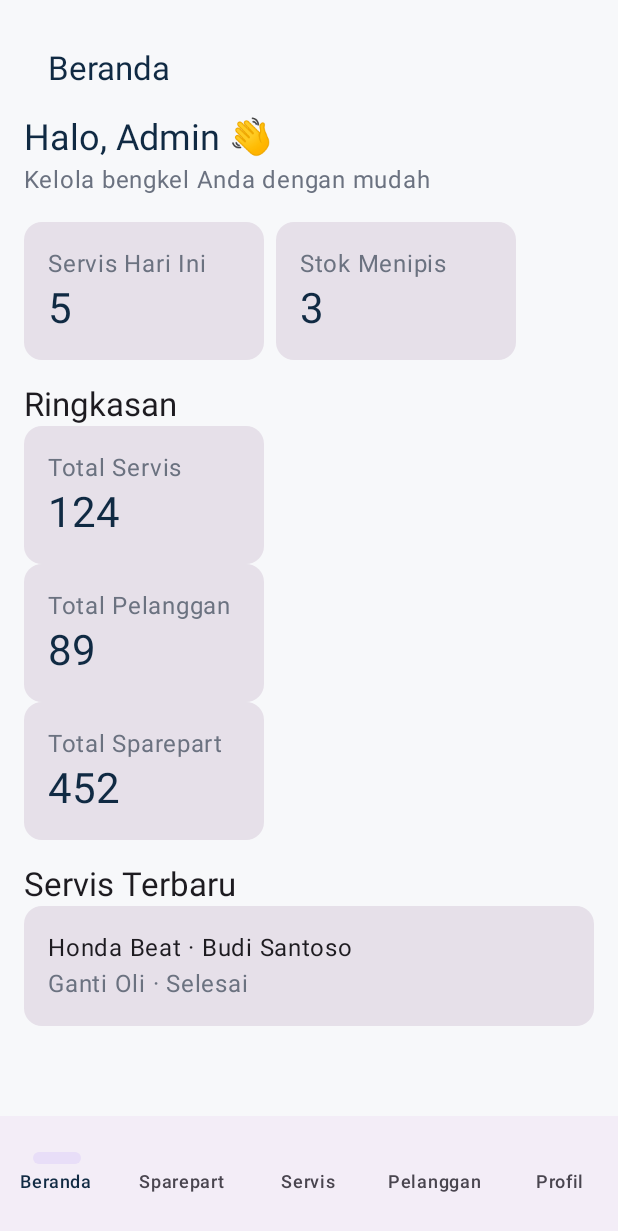
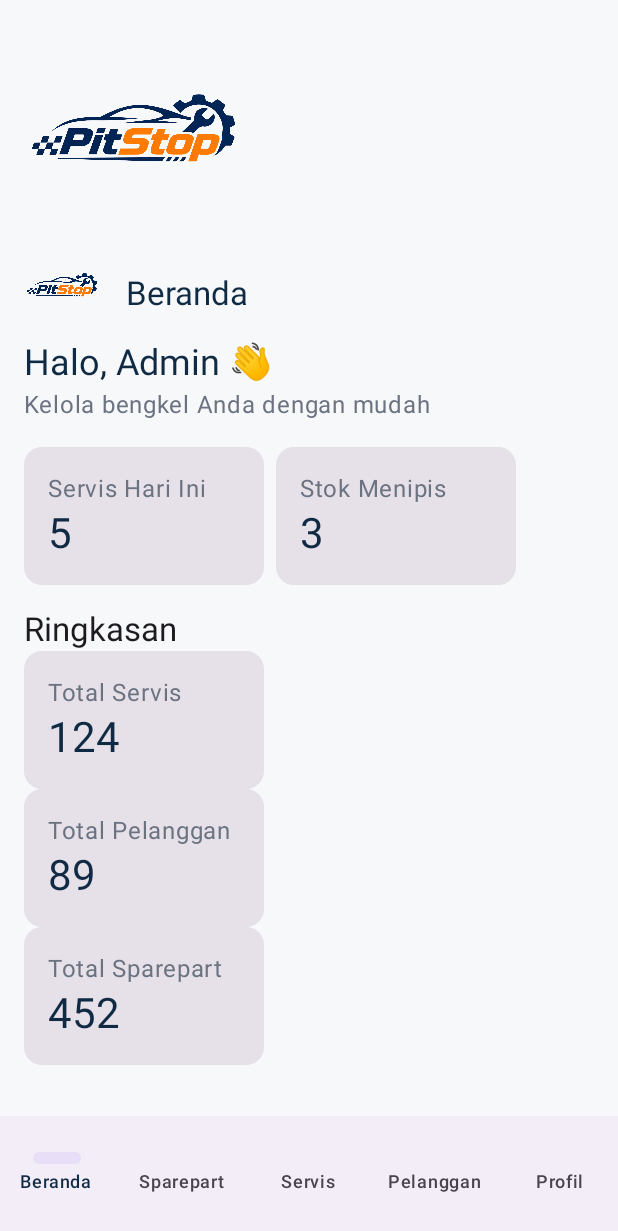
Before and after one commit to rizkizulfauzi/0039_PitStop, an Android app built with Jetpack Compose: the screen it shows after launch (MainActivity), after a tap on "Masuk", on a phone screen of 412 x 824 dp. Shown: the top 1231 px of the screen. Run offline under Robolectric (Android 15) with nearby library versions, the phone set to English and light mode, and no system bars; 2 other taps on this screen came first.

Commit message:
feat: apply PitStop logo across wireframe screens

```diff
--- a/app/src/main/java/com/example/pitstop/features/auth/LoginScreen.kt
+++ b/app/src/main/java/com/example/pitstop/features/auth/LoginScreen.kt
@@ -5,4 +5,5 @@ import androidx.compose.runtime.*
 import androidx.compose.ui.Modifier
 import androidx.compose.ui.unit.dp
 import com.example.pitstop.ui.theme.PitStopNavy
-@Composable fun LoginScreen(onLogin:()->Unit,onRegister:()->Unit){var remember by remember{mutableStateOf(false)};Column(Modifier.fillMaxSize().padding(24.dp),verticalArrangement=Arrangement.Center){Text("PitStop",color=PitStopNavy,style=MaterialTheme.typography.headlineLarge);Text("Masuk ke Akun Anda",style=MaterialTheme.typography.headlineSmall);Text("Kelola bengkel Anda dengan mudah");Spacer(Modifier.height(20.dp));OutlinedTextField("",{},Modifier.fillMaxWidth(),label={Text("Email atau Username")});OutlinedTextField("",{},Modifier.fillMaxWidth(),label={Text("Password")});Row(Modifier.fillMaxWidth(),horizontalArrangement=Arrangement.SpaceBetween){Row{Checkbox(remember,{remember=!remember});Text("Ingat Saya")};TextButton({}){Text("Lupa Password?")}};Button(onLogin,Modifier.fillMaxWidth()){Text("Masuk")};OutlinedButton({},Modifier.fillMaxWidth().padding(top=8.dp)){Text("Masuk dengan Google")};TextButton(onRegister,Modifier.fillMaxWidth()){Text("Belum punya akun? Daftar")}}}
+import com.example.pitstop.ui.components.PitStopLogo
+@Composable fun LoginScreen(onLogin:()->Unit,onRegister:()->Unit){var remember by remember{mutableStateOf(false)};Column(Modifier.fillMaxSize().padding(24.dp),verticalArrangement=Arrangement.Center){PitStopLogo();Text("PitStop",color=PitStopNavy,style=MaterialTheme.typography.headlineLarge);Text("Masuk ke Akun Anda",style=MaterialTheme.typography.headlineSmall);Text("Kelola bengkel Anda dengan mudah");Spacer(Modifier.height(20.dp));OutlinedTextField("",{},Modifier.fillMaxWidth(),label={Text("Email atau Username")});OutlinedTextField("",{},Modifier.fillMaxWidth(),label={Text("Password")});Row(Modifier.fillMaxWidth(),horizontalArrangement=Arrangement.SpaceBetween){Row{Checkbox(remember,{remember=!remember});Text("Ingat Saya")};TextButton({}){Text("Lupa Password?")}};Button(onLogin,Modifier.fillMaxWidth()){Text("Masuk")};OutlinedButton({},Modifier.fillMaxWidth().padding(top=8.dp)){Text("Masuk dengan Google")};TextButton(onRegister,Modifier.fillMaxWidth()){Text("Belum punya akun? Daftar")}}}
--- a/app/src/main/java/com/example/pitstop/features/auth/RegisterScreen.kt
+++ b/app/src/main/java/com/example/pitstop/features/auth/RegisterScreen.kt
@@ -4,4 +4,5 @@ import androidx.compose.material3.*
 import androidx.compose.runtime.Composable
 import androidx.compose.ui.Modifier
 import androidx.compose.ui.unit.dp
-@Composable fun RegisterScreen(onRegister:()->Unit,onBack:()->Unit){Column(Modifier.fillMaxSize().padding(24.dp),verticalArrangement=Arrangement.Center){Text("Daftar Akun",style=MaterialTheme.typography.headlineMedium);Text("Buat akun baru untuk melanjutkan");listOf("Nama Lengkap","Email","Password","Konfirmasi Password").forEach{OutlinedTextField("",{},Modifier.fillMaxWidth().padding(vertical=4.dp),label={Text(it)})};Button(onRegister,Modifier.fillMaxWidth().padding(top=12.dp)){Text("Daftar")};TextButton(onBack){Text("Sudah punya akun? Masuk")}}}
+import com.example.pitstop.ui.components.PitStopLogo
+@Composable fun RegisterScreen(onRegister:()->Unit,onBack:()->Unit){Column(Modifier.fillMaxSize().padding(24.dp),verticalArrangement=Arrangement.Center){PitStopLogo();Text("Daftar Akun",style=MaterialTheme.typography.headlineMedium);Text("Buat akun baru untuk melanjutkan");listOf("Nama Lengkap","Email","Password","Konfirmasi Password").forEach{OutlinedTextField("",{},Modifier.fillMaxWidth().padding(vertical=4.dp),label={Text(it)})};Button(onRegister,Modifier.fillMaxWidth().padding(top=12.dp)){Text("Daftar")};TextButton(onBack){Text("Sudah punya akun? Masuk")}}}
--- a/app/src/main/java/com/example/pitstop/features/auth/SplashScreen.kt
+++ b/app/src/main/java/com/example/pitstop/features/auth/SplashScreen.kt
@@ -9,4 +9,5 @@ import androidx.compose.ui.text.font.FontWeight
 import androidx.compose.ui.unit.dp
 import androidx.compose.ui.unit.sp
 import com.example.pitstop.ui.theme.*
-@Composable fun SplashScreen(onContinue:()->Unit){Column(Modifier.fillMaxSize().background(PitStopNavy).padding(24.dp),horizontalAlignment=Alignment.CenterHorizontally,verticalArrangement=Arrangement.Center){Text("PitStop",color=PitStopOrange,fontSize=42.sp,fontWeight=FontWeight.Bold);Text("Solusi Bengkel, Dalam Satu Aplikasi",color=MaterialTheme.colorScheme.onPrimary);Spacer(Modifier.height(32.dp));Button(onContinue){Text("Mulai")}}}
+import com.example.pitstop.ui.components.PitStopLogo
+@Composable fun SplashScreen(onContinue:()->Unit){Column(Modifier.fillMaxSize().background(PitStopNavy).padding(24.dp),horizontalAlignment=Alignment.CenterHorizontally,verticalArrangement=Arrangement.Center){PitStopLogo();Text("PitStop",color=PitStopOrange,fontSize=42.sp,fontWeight=FontWeight.Bold);Text("Solusi Bengkel, Dalam Satu Aplikasi",color=MaterialTheme.colorScheme.onPrimary);Spacer(Modifier.height(32.dp));Button(onContinue){Text("Mulai")}}}
--- a/app/src/main/java/com/example/pitstop/features/dashboard/DashboardScreen.kt
+++ b/app/src/main/java/com/example/pitstop/features/dashboard/DashboardScreen.kt
@@ -6,4 +6,5 @@ import androidx.compose.ui.Modifier
 import androidx.compose.ui.unit.dp
 import com.example.pitstop.ui.components.*
 import com.example.pitstop.ui.theme.*
-@Composable fun DashboardScreen(){Scaffold(bottomBar={PitStopBottomBar("Beranda"){} }){pad->Column(Modifier.padding(pad).fillMaxSize().padding(16.dp)){PitStopTopBar("Beranda");Text("Halo, Admin 👋",color=PitStopNavy,style=MaterialTheme.typography.headlineSmall);Text("Kelola bengkel Anda dengan mudah",color=PitStopMuted);Row(Modifier.padding(vertical=16.dp),horizontalArrangement=Arrangement.spacedBy(8.dp)){KpiCard("Servis Hari Ini","5");KpiCard("Stok Menipis","3")};Text("Ringkasan",style=MaterialTheme.typography.titleLarge);KpiCard("Total Servis","124");KpiCard("Total Pelanggan","89");KpiCard("Total Sparepart","452");Text("Servis Terbaru",style=MaterialTheme.typography.titleLarge,modifier=Modifier.padding(top=16.dp));Card(Modifier.fillMaxWidth()){Column(Modifier.padding(16.dp)){Text("Honda Beat · Budi Santoso");Text("Ganti Oli · Selesai",color=PitStopMuted)}}}}}
+import com.example.pitstop.ui.components.PitStopLogo
+@Composable fun DashboardScreen(){Scaffold(bottomBar={PitStopBottomBar("Beranda"){} }){pad->Column(Modifier.padding(pad).fillMaxSize().padding(16.dp)){PitStopLogo();PitStopTopBar("Beranda");Text("Halo, Admin 👋",color=PitStopNavy,style=MaterialTheme.typography.headlineSmall);Text("Kelola bengkel Anda dengan mudah",color=PitStopMuted);Row(Modifier.padding(vertical=16.dp),horizontalArrangement=Arrangement.spacedBy(8.dp)){KpiCard("Servis Hari Ini","5");KpiCard("Stok Menipis","3")};Text("Ringkasan",style=MaterialTheme.typography.titleLarge);KpiCard("Total Servis","124");KpiCard("Total Pelanggan","89");KpiCard("Total Sparepart","452");Text("Servis Terbaru",style=MaterialTheme.typography.titleLarge,modifier=Modifier.padding(top=16.dp));Card(Modifier.fillMaxWidth()){Column(Modifier.padding(16.dp)){Text("Honda Beat · Budi Santoso");Text("Ganti Oli · Selesai",color=PitStopMuted)}}}}}
--- a/app/src/main/java/com/example/pitstop/ui/components/AppComponents.kt
+++ b/app/src/main/java/com/example/pitstop/ui/components/AppComponents.kt
@@ -5,6 +5,6 @@ import androidx.compose.runtime.Composable
 import androidx.compose.ui.Modifier
 import androidx.compose.ui.unit.dp
 import com.example.pitstop.ui.theme.*
-@Composable fun PitStopTopBar(title:String){Text(title,color=PitStopNavy,style=MaterialTheme.typography.titleLarge,modifier=Modifier.padding(16.dp))}
+@Composable fun PitStopTopBar(title:String){Row{PitStopLogo(Modifier.size(52.dp));Text(title,color=PitStopNavy,style=MaterialTheme.typography.titleLarge,modifier=Modifier.padding(16.dp))}}
 @Composable fun PitStopBottomBar(selected:String,onSelect:(String)->Unit){NavigationBar{listOf("Beranda","Sparepart","Servis","Pelanggan","Profil").forEach{item->NavigationBarItem(selected==item,{onSelect(item)},icon={},label={Text(item)})}}}
 @Composable fun KpiCard(title:String,value:String){Card(Modifier.width(160.dp)){Column(Modifier.padding(16.dp)){Text(title,color=PitStopMuted);Text(value,color=PitStopNavy,style=MaterialTheme.typography.headlineMedium)}}}
```
